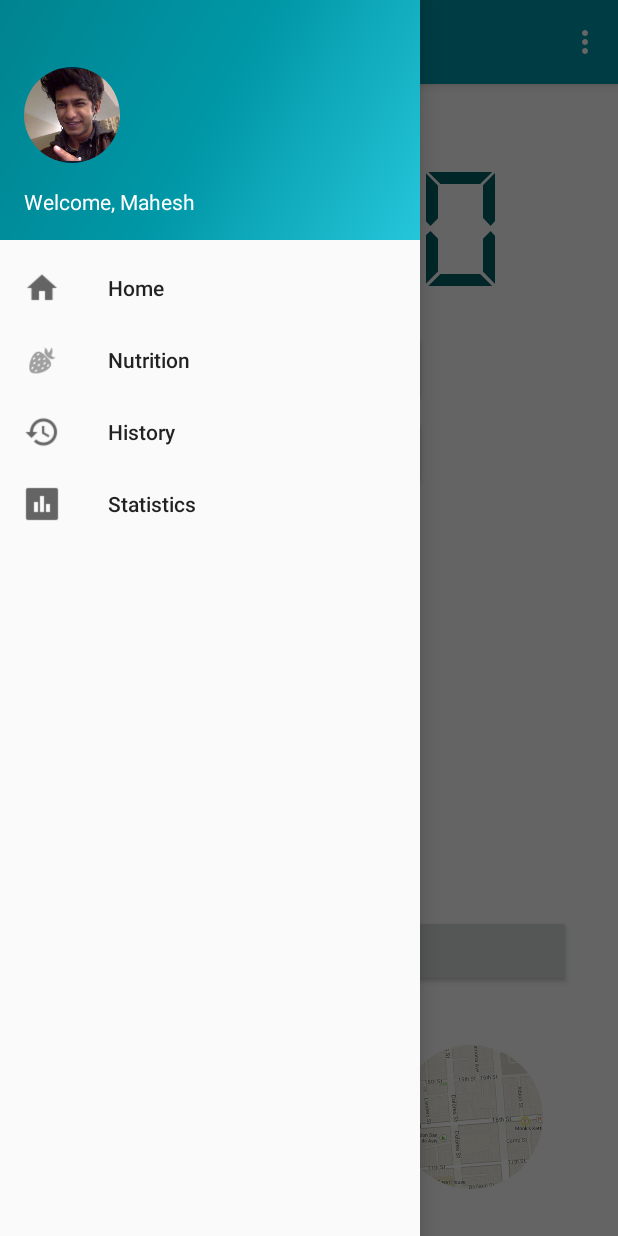
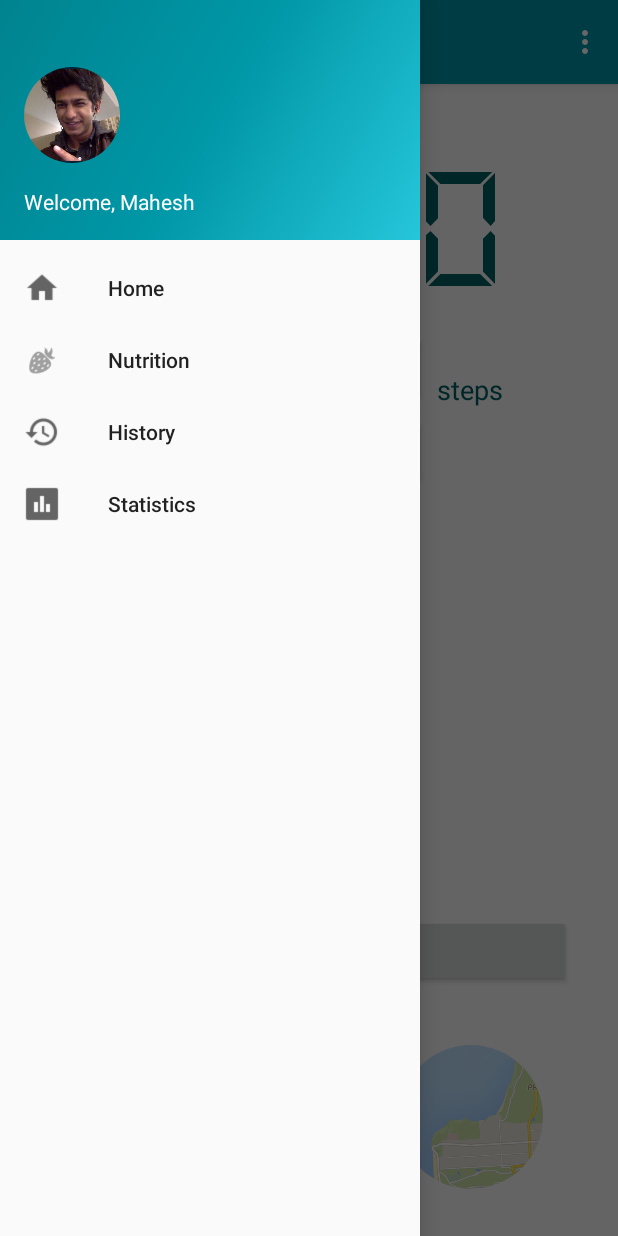
Before and after one commit to MaheshSinghSawant/CSC780Android, an Android app: the screen it shows after launch (HomeScreen), with the side drawer open, on a phone screen of 412 x 824 dp. Run offline under Robolectric (Android 15) with nearby library versions, the phone set to English and light mode, and no system bars; our stand-ins replace CircleImageView; plain views replace FancyButton.

Commit message:
Added functionality

```diff
--- a/BoltFitnessTracker/app/src/main/java/com/example/mahesh/boltfitnesstracker/HomeScreen.java
+++ b/BoltFitnessTracker/app/src/main/java/com/example/mahesh/boltfitnesstracker/HomeScreen.java
@@ -7,6 +7,7 @@ import android.hardware.SensorEvent;
 import android.hardware.SensorEventListener;
 import android.hardware.SensorManager;
 import android.os.Bundle;
+import android.os.SystemClock;
 import android.support.design.widget.NavigationView;
 import android.support.v4.view.GravityCompat;
 import android.support.v4.widget.DrawerLayout;
@@ -23,22 +24,22 @@ import android.widget.TextView;
 public class HomeScreen extends AppCompatActivity
         implements NavigationView.OnNavigationItemSelectedListener,
                    SensorEventListener,
-                   StepListener {
+                   StepListener, View.OnClickListener {
 
 
     private TextView textView;
     private SimpleStepDetector simpleStepDetector;
     private SensorManager sensorManager;
     private Sensor accel;
-    private static final String TEXT_NUM_STEPS = " steps";
+    private static final String TEXT_NUM_STEPS = " ";
     private int numSteps;
-
+    private Chronometer chronometer;
+    TextView chronometerView;
 
     @Override
     protected void onCreate(Bundle savedInstanceState) {
 
-        Chronometer chronometer;
-        TextView chronometerView;
+
 
         final ImageButton playButton;
         ImageButton pauseButton;
@@ -48,7 +49,8 @@ public class HomeScreen extends AppCompatActivity
         setContentView(R.layout.activity_home_screen);
         Toolbar toolbar = (Toolbar) findViewById(R.id.toolbar);
         setSupportActionBar(toolbar);
-
+        findViewById(R.id.play_timer).setOnClickListener(this);
+        findViewById(R.id.stop_timer).setOnClickListener(this);
         chronometer = (Chronometer) findViewById(R.id.chronometer);
         Typeface myTypeface = Typeface.createFromAsset(this.getAssets(),"DS-DIGI.TTF");
         chronometerView = (TextView) findViewById(R.id.chronometer);
@@ -168,6 +170,19 @@ public class HomeScreen extends AppCompatActivity
     }
 
     @Override
+    public void onClick(View v){
+        switch(v.getId()){
+            case R.id.play_timer:
+                chronometer.setBase(SystemClock.elapsedRealtime());
+                chronometer.start();
+                break;
+            case R.id.stop_timer:
+                chronometer.stop();
+                break;
+        }
+    }
+
+    @Override
     public void onPause() {
         super.onPause();
         sensorManager.unregisterListener(this);
--- a/BoltFitnessTracker/app/src/main/res/layout/content_home_screen.xml
+++ b/BoltFitnessTracker/app/src/main/res/layout/content_home_screen.xml
@@ -27,9 +27,30 @@
         android:layout_height="wrap_content"
         android:id="@+id/step_count"
         android:fontFamily="sans-serif"
-        android:textSize="10dp"
+        android:textSize="5dp"
         android:layout_centerHorizontal="true"
-        android:layout_below="@+id/chronometer"/>
+        android:layout_below="@+id/chronometer"
+        android:textColor="#006064"
+        android:layout_alignParentTop="true"
+        android:layout_alignParentLeft="true"
+        android:layout_marginLeft="220dp"
+        android:layout_marginTop="160dp"
+
+        />
+
+    <TextView
+        android:layout_width="wrap_content"
+        android:layout_height="wrap_content"
+        android:id="@+id/step_count_steps"
+        android:fontFamily="sans-serif"
+        android:textSize="18dp"
+        android:textColor="#006064"
+        android:text="steps"
+        android:layout_alignParentTop="true"
+        android:layout_alignParentLeft="true"
+        android:layout_marginLeft="275dp"
+        android:layout_marginTop="175dp"
+        />
 
     <mehdi.sakout.fancybuttons.FancyButton
         android:id="@+id/btn_select_activity"
@@ -197,7 +218,7 @@
         android:id="@+id/mapsicon"
         android:layout_width="96dp"
         android:layout_height="96dp"
-        android:src="@drawable/mapbutn"
+        android:src="@drawable/maps_icon"
         android:layout_alignParentBottom="true"
         android:layout_marginBottom="15dp"
         android:layout_marginLeft="250dp"
```
Also changed, not shown: BoltFitnessTracker/app/src/main/res/drawable/maps_icon.jpg (added), 1 other file.
